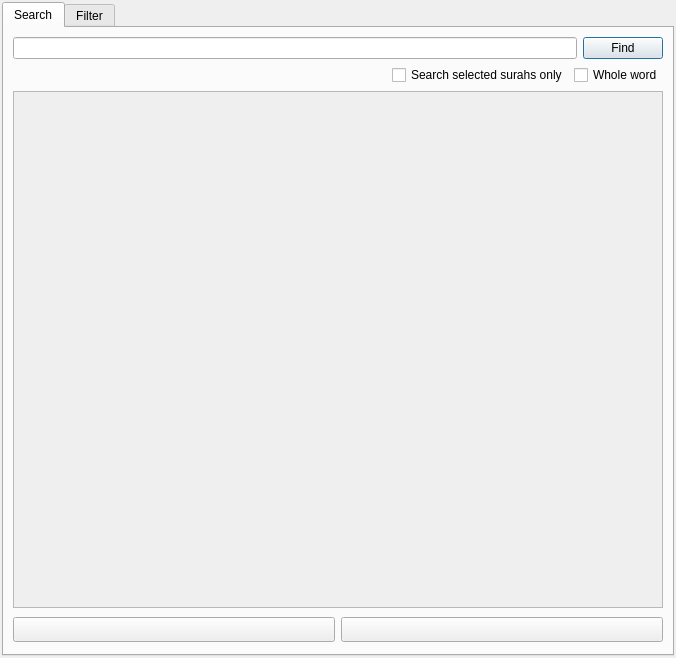
Above: src/core/searchdialog.ui from 0xzer0x/quran-companion before the change. Below: the same form after it.
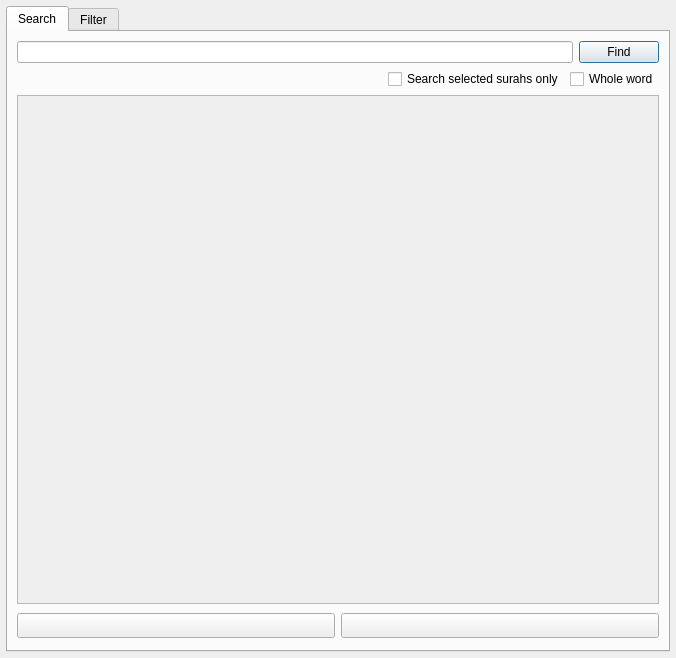
That is the form after the change.

Diff of the .ui file:
```diff
--- a/src/core/searchdialog.ui
+++ b/src/core/searchdialog.ui
@@ -15,16 +15,16 @@
   </property>
   <layout class="QVBoxLayout" name="verticalLayout_3">
    <property name="leftMargin">
-    <number>2</number>
+    <number>6</number>
    </property>
    <property name="topMargin">
-    <number>2</number>
+    <number>6</number>
    </property>
    <property name="rightMargin">
-    <number>2</number>
+    <number>6</number>
    </property>
    <property name="bottomMargin">
-    <number>2</number>
+    <number>6</number>
    </property>
    <item>
     <widget class="QTabWidget" name="searchTabWidget">
@@ -117,8 +117,8 @@
            <rect>
             <x>0</x>
             <y>0</y>
-            <width>654</width>
-            <height>516</height>
+            <width>640</width>
+            <height>491</height>
            </rect>
           </property>
           <layout class="QVBoxLayout" name="verticalLayout_2"/>
```
